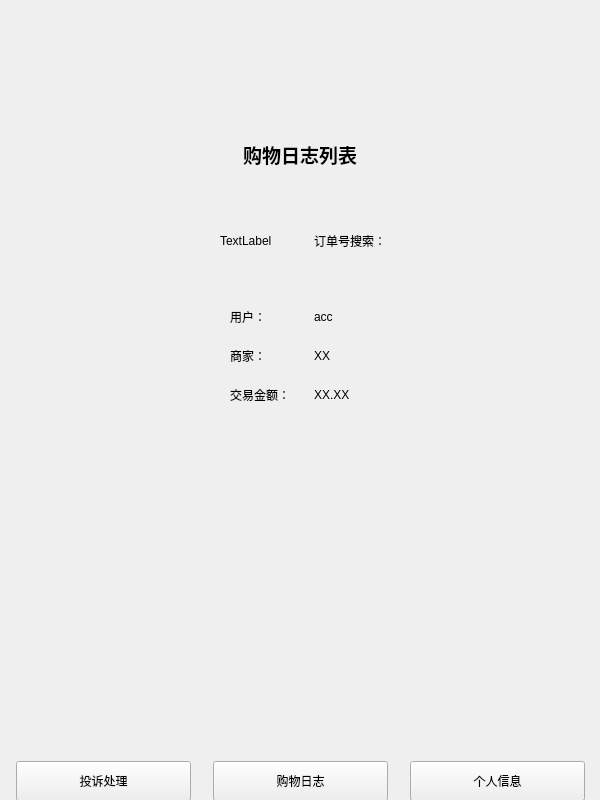
Above: admin/admini_check.ui from chichuxwx/Food-delivery-platform before the change. Below: the same form after it.
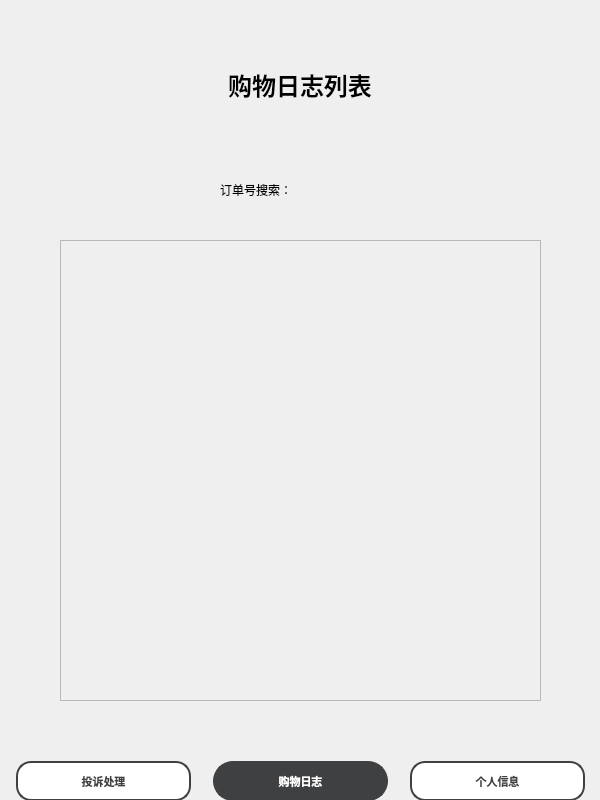
That is the form after the change. Icons and pictures are not drawn.

What changed in the file:
```diff
--- a/admin/admini_check.ui
+++ b/admin/admini_check.ui
@@ -23,7 +23,7 @@
    <property name="geometry">
     <rect>
      <x>200</x>
-     <y>130</y>
+     <y>60</y>
      <width>200</width>
      <height>50</height>
     </rect>
@@ -35,64 +35,10 @@
     </size>
    </property>
    <property name="text">
-    <string>&lt;html&gt;&lt;head/&gt;&lt;body&gt;&lt;p align=&quot;center&quot;&gt;&lt;span style=&quot; font-size:14pt; font-weight:700;&quot;&gt;购物日志列表&lt;/span&gt;&lt;/p&gt;&lt;/body&gt;&lt;/html&gt;</string>
+    <string>&lt;html&gt;&lt;head/&gt;&lt;body&gt;&lt;p align=&quot;center&quot;&gt;&lt;span style=&quot; font-size:18pt; font-weight:700;&quot;&gt;购物日志列表&lt;/span&gt;&lt;/p&gt;&lt;/body&gt;&lt;/html&gt;</string>
    </property>
   </widget>
-  <widget class="QWidget" name="">
-   <property name="geometry">
-    <rect>
-     <x>230</x>
-     <y>300</y>
-     <width>161</width>
-     <height>111</height>
-    </rect>
-   </property>
-   <layout class="QGridLayout" name="gridLayout">
-    <item row="0" column="0">
-     <widget class="QLabel" name="label_3">
-      <property name="text">
-       <string>用户：</string>
-      </property>
-     </widget>
-    </item>
-    <item row="0" column="1">
-     <widget class="QLabel" name="label_6">
-      <property name="text">
-       <string>acc</string>
-      </property>
-     </widget>
-    </item>
-    <item row="1" column="0">
-     <widget class="QLabel" name="label_4">
-      <property name="text">
-       <string>商家：</string>
-      </property>
-     </widget>
-    </item>
-    <item row="1" column="1">
-     <widget class="QLabel" name="label_7">
-      <property name="text">
-       <string>XX</string>
-      </property>
-     </widget>
-    </item>
-    <item row="2" column="0">
-     <widget class="QLabel" name="label_5">
-      <property name="text">
-       <string>交易金额：</string>
-      </property>
-     </widget>
-    </item>
-    <item row="2" column="1">
-     <widget class="QLabel" name="label_8">
-      <property name="text">
-       <string>XX.XX</string>
-      </property>
-     </widget>
-    </item>
-   </layout>
-  </widget>
-  <widget class="QWidget" name="">
+  <widget class="QWidget" name="layoutWidget">
    <property name="geometry">
     <rect>
      <x>0</x>
@@ -122,6 +68,34 @@
         <height>40</height>
        </size>
       </property>
+      <property name="font">
+       <font>
+        <pointsize>-1</pointsize>
+        <bold>true</bold>
+       </font>
+      </property>
+      <property name="styleSheet">
+       <string notr="true">QPushButton {
+    background-color: #ffffff; /* 默认背景色，白色 */
+    border: 2px solid #3f4041; /* 边框颜色为 #3f4041 */
+    border-radius: 15px; /* 圆角 */
+    color: #3f4041; /* 文本颜色，原来的背景色 */
+    font-size: 11px;
+}
+
+QPushButton:hover {
+    background-color: #3f4041; 
+	color:#ffffff;/* 悬浮时背景色为 #3f4041 */
+    border: 2px solid #353637; /* 悬浮时边框颜色为 #353637 */
+}
+
+QPushButton:pressed {
+    background-color: #353637; /* 按下时背景色为 #353637 */
+    border-color: #2d2e2e; /* 按下时边框颜色为 #2d2e2e */
+    transform: scale(0.95); /* 按下时按钮略微缩小 */
+}
+</string>
+      </property>
       <property name="text">
        <string>投诉处理</string>
       </property>
@@ -147,6 +121,33 @@
         <height>40</height>
        </size>
       </property>
+      <property name="font">
+       <font>
+        <pointsize>-1</pointsize>
+        <bold>true</bold>
+       </font>
+      </property>
+      <property name="styleSheet">
+       <string notr="true">QPushButton {
+    background-color: #3f4041; /* 默认背景色，蓝色 */
+    border: 2px solid #3f4041; /* 边框颜色与背景色相同 */
+    border-radius: 20px; /* 圆角 */
+    color: #ffffff; /* 文本颜色，白色 */
+    font-size: 11px;
+}
+
+QPushButton:hover {
+    background-color: #353637; /* 悬浮时背景色变深 */
+    border: 2px solid #353637; /* 悬浮时边框颜色变深 */
+}
+
+QPushButton:pressed {
+    background-color: #2d2e2e; /* 按下时背景色变得更深 */
+    border-color: #2d2e2e; /* 按下时边框颜色变得更深 */
+    transform: scale(0.95); /* 按下时按钮略微缩小 */
+}
+</string>
+      </property>
       <property name="text">
        <string>购物日志</string>
       </property>
@@ -172,6 +173,34 @@
         <height>40</height>
        </size>
       </property>
+      <property name="font">
+       <font>
+        <pointsize>-1</pointsize>
+        <bold>true</bold>
+       </font>
+      </property>
+      <property name="styleSheet">
+       <string notr="true">QPushButton {
+    background-color: #ffffff; /* 默认背景色，白色 */
+    border: 2px solid #3f4041; /* 边框颜色为 #3f4041 */
+    border-radius: 15px; /* 圆角 */
+    color: #3f4041; /* 文本颜色，原来的背景色 */
+    font-size: 11px;
+}
+
+QPushButton:hover {
+	color:#ffffff;
+    background-color: #3f4041; /* 悬浮时背景色为 #3f4041 */
+    border: 2px solid #353637; /* 悬浮时边框颜色为 #353637 */
+}
+
+QPushButton:pressed {
+    background-color: #353637; /* 按下时背景色为 #353637 */
+    border-color: #2d2e2e; /* 按下时边框颜色为 #2d2e2e */
+    transform: scale(0.95); /* 按下时按钮略微缩小 */
+}
+</string>
+      </property>
       <property name="text">
        <string>个人信息</string>
       </property>
@@ -179,32 +208,80 @@
     </item>
    </layout>
   </widget>
-  <widget class="QWidget" name="">
+  <widget class="QLabel" name="label_10">
+   <property name="geometry">
+    <rect>
+     <x>0</x>
+     <y>0</y>
+     <width>600</width>
+     <height>12</height>
+    </rect>
+   </property>
+   <property name="styleSheet">
+    <string notr="true">background-image: url(:/image/bg_2.png);</string>
+   </property>
+   <property name="text">
+    <string/>
+   </property>
+  </widget>
+  <widget class="QLabel" name="label_11">
+   <property name="geometry">
+    <rect>
+     <x>0</x>
+     <y>0</y>
+     <width>600</width>
+     <height>800</height>
+    </rect>
+   </property>
+   <property name="styleSheet">
+    <string notr="true">background-image: url(:/image/bg_2.png);</string>
+   </property>
+   <property name="text">
+    <string/>
+   </property>
+  </widget>
+  <widget class="QLabel" name="label_2">
    <property name="geometry">
     <rect>
      <x>220</x>
-     <y>220</y>
-     <width>181</width>
-     <height>41</height>
+     <y>170</y>
+     <width>179</width>
+     <height>39</height>
     </rect>
    </property>
-   <layout class="QHBoxLayout" name="horizontalLayout_2">
-    <item>
-     <widget class="QLabel" name="label_9">
-      <property name="text">
-       <string>TextLabel</string>
-      </property>
-     </widget>
-    </item>
-    <item>
-     <widget class="QLabel" name="label_2">
-      <property name="text">
-       <string>订单号搜索：</string>
-      </property>
-     </widget>
-    </item>
-   </layout>
+   <property name="text">
+    <string>订单号搜索：</string>
+   </property>
   </widget>
+  <widget class="QScrollArea" name="scrollArea">
+   <property name="geometry">
+    <rect>
+     <x>60</x>
+     <y>240</y>
+     <width>481</width>
+     <height>461</height>
+    </rect>
+   </property>
+   <property name="widgetResizable">
+    <bool>true</bool>
+   </property>
+   <widget class="QWidget" name="scrollAreaWidgetContents_2">
+    <property name="geometry">
+     <rect>
+      <x>0</x>
+      <y>0</y>
+      <width>479</width>
+      <height>459</height>
+     </rect>
+    </property>
+   </widget>
+  </widget>
+  <zorder>label_11</zorder>
+  <zorder>label</zorder>
+  <zorder>layoutWidget</zorder>
+  <zorder>label_10</zorder>
+  <zorder>label_2</zorder>
+  <zorder>scrollArea</zorder>
  </widget>
  <resources/>
  <connections/>
```
Left out of the diff: 10 changed lines with no effect on the pictures.
